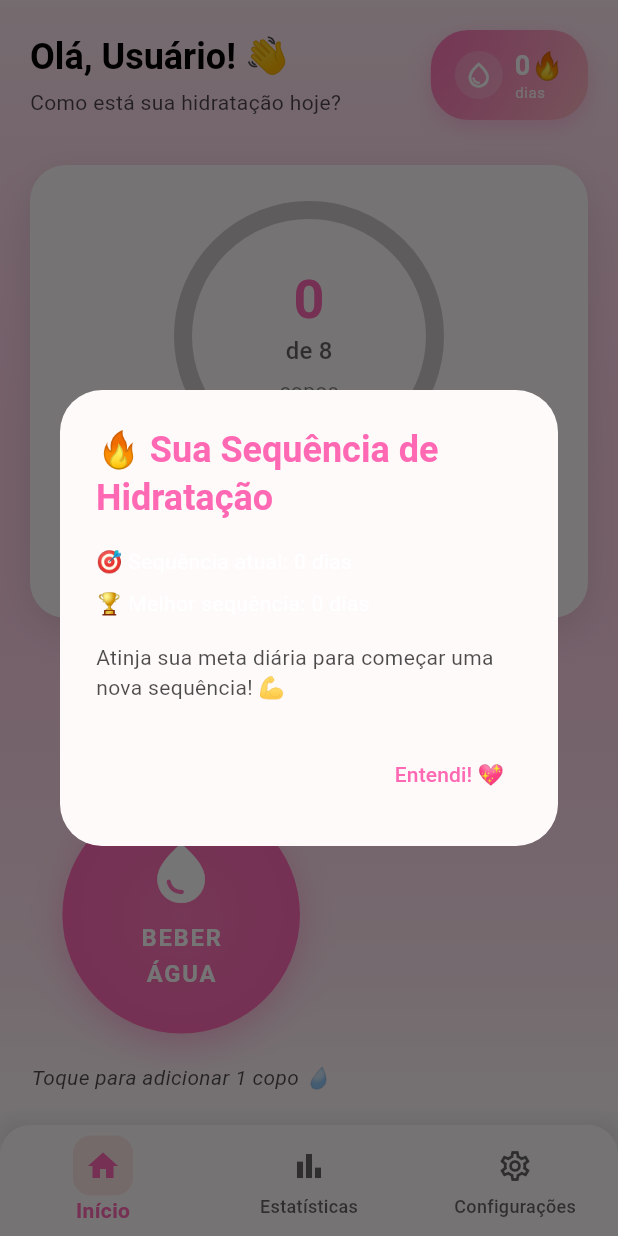
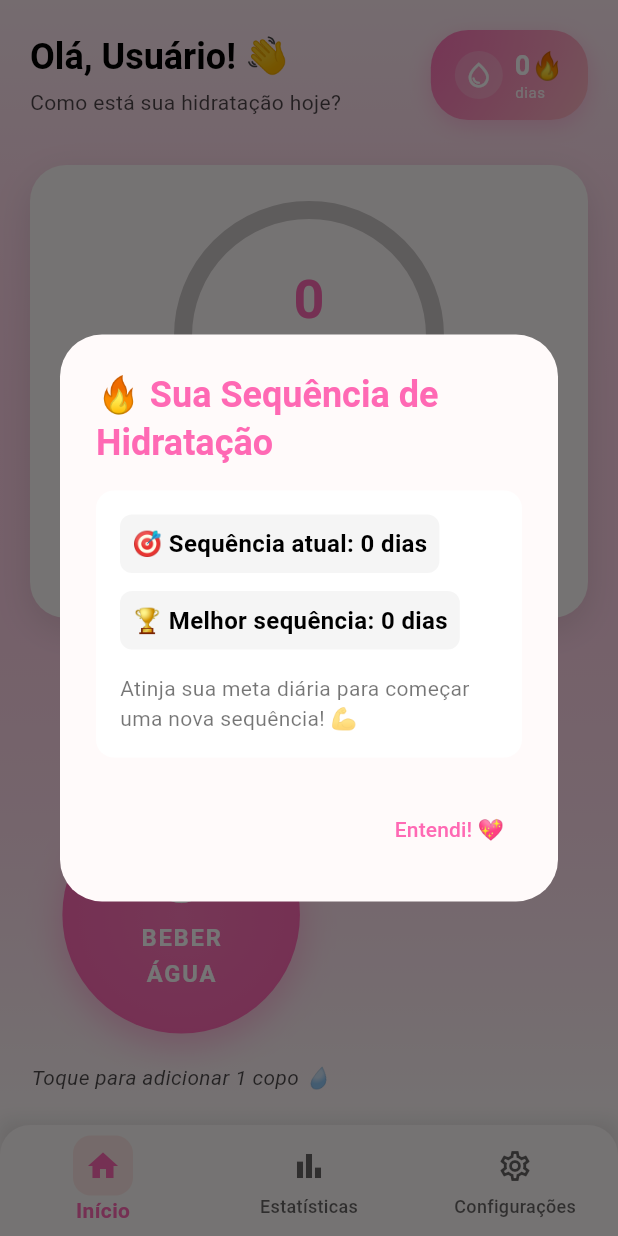
Before and after one commit to MrRafha/Hello-Kitty-Drink-Wather, a Flutter app: the screen it shows after launch, after a tap on an icon or button, on a phone screen of 412 x 824 dp. Run offline on Flutter 3.47's test engine with Material 3 defaults, Android fonts, the phone set to English and light mode, and no system bars; our stand-ins replace fl_chart, flutter_local_notifications, permission_handler, shared_preferences, timezone; accounts and stored records are empty; Roboto replaces fonts that are missing (Nunito).

Commit message:
🎀 Release v1.3.0: Sistema de Streak Aprimorado
🔥 Principais Melhorias:
✅ Sistema de streak com detecção automática de meia-noite
✅ Timer inteligente verificando mudança de dia a cada 10s
✅ Reset automático de copos no novo dia
✅ Notificações Hello Kitty com ícone personalizado
✅ Lógica robusta de consecutividade de dias
✅ Logs detalhados para diagnóstico
✅ Verificação na inicialização do app

🐛 Correções:
- Streak não atualizava na mudança de dia
- Contagem incorreta de dias consecutivos
- Widget de streak desaparecendo
- Ícone Flutter nas notificações

📱 APKs Gerados:
- HelloKitty_WaterReminder_v1.3.0_release.apk (53.1MB)
- HelloKitty_WaterReminder_v1.3.0_debug.apk (141.9MB)

💖 Sistema de hidratação Hello Kitty funcionando perfeitamente!

```diff
--- a/lib/screens/home_screen.dart
+++ b/lib/screens/home_screen.dart
@@ -72,14 +72,17 @@ class _HomeScreenState extends State<HomeScreen>
   }
 
   void _startPeriodicStreakCheck() {
-    // Verificar o streak a cada 30 segundos para detectar mudança de dia
-    Timer.periodic(const Duration(seconds: 30), (timer) {
+    // Verificar o streak a cada 10 segundos para detectar mudança de dia
+    Timer.periodic(const Duration(seconds: 10), (timer) {
       final now = DateTime.now();
       final today = DateTime(now.year, now.month, now.day);
 
-      // Se o dia mudou, verificar o streak do dia anterior
+      print('DEBUG TIMER: Verificando mudança de dia - Hoje: $today, Último check: $_lastCheckedDate');
+
+      // Se o dia mudou, verificar streak diário
       if (_lastCheckedDate != null && _lastCheckedDate!.isBefore(today)) {
-        _checkStreakForPreviousDay();
+        print('DEBUG TIMER: Dia mudou! Verificando streak...');
+        _checkStreakDaily();
       }
 
       _lastCheckedDate = today;
@@ -88,20 +91,44 @@ class _HomeScreenState extends State<HomeScreen>
     // Definir a data inicial
     final now = DateTime.now();
     _lastCheckedDate = DateTime(now.year, now.month, now.day);
+
+    // Verificar streak ao inicializar
+    _checkStreakDaily();
   }
 
-  Future<void> _checkStreakForPreviousDay() async {
+  Future<void> _checkStreakDaily() async {
     try {
-      // Verificar se o streak foi quebrado ontem
-      await _storageService.checkStreakAtEndOfDay(_currentGlasses, _dailyGoal);
+      print('DEBUG DAILY: Verificando streak diário...');
+
+      // Verificar e atualizar streak baseado na mudança de dia
+      await _storageService.checkAndUpdateStreakDaily();
 
       // Recarregar dados atualizados
       final updatedStreak = await _storageService.getHydrationStreak();
+
+      print('DEBUG DAILY: Streak atualizado - Atual: ${updatedStreak.currentStreak}, Recorde: ${updatedStreak.longestStreak}');
+
       setState(() {
         _hydrationStreak = updatedStreak;
+        // Resetar copos para novo dia se mudou de dia
+        final now = DateTime.now();
+        final today = DateTime(now.year, now.month, now.day);
+        if (_lastCheckedDate != null && _lastCheckedDate!.isBefore(today)) {
+          _currentGlasses = 0;
+          print('DEBUG DAILY: Novo dia detectado, resetando copos para 0');
+        }
       });
+
+      // Salvar dados atualizados
+      if (_userProfile != null) {
+        final updatedProfile = _userProfile!.copyWith(
+          hydrationStreak: updatedStreak,
+        );
+        await _storageService.saveUserProfile(updatedProfile);
+      }
+
     } catch (e) {
-      print('Erro ao verificar streak do dia anterior: $e');
+      print('Erro ao verificar streak diário: $e');
     }
   }
 
@@ -246,23 +273,59 @@ class _HomeScreenState extends State<HomeScreen>
             fontWeight: FontWeight.bold,
           ),
         ),
-        content: Column(
+        content: Container(
+          padding: const EdgeInsets.all(16),
+          decoration: BoxDecoration(
+            color: Colors.white,
+            borderRadius: BorderRadius.circular(12),
+          ),
+          child: Column(
             mainAxisSize: MainAxisSize.min,
             crossAxisAlignment: CrossAxisAlignment.start,
             children: [
-            Text('🎯 Sequência atual: ${_hydrationStreak.currentStreak} dias'),
-            const SizedBox(height: 8),
-            Text('🏆 Melhor sequência: ${_hydrationStreak.longestStreak} dias'),
+              Container(
+                padding: const EdgeInsets.all(8),
+                decoration: BoxDecoration(
+                  color: Colors.grey.shade100,
+                  borderRadius: BorderRadius.circular(8),
+                ),
+                child: Text(
+                  '🎯 Sequência atual: ${_hydrationStreak.currentStreak} dias',
+                  style: const TextStyle(
+                    color: Colors.black,
+                    fontWeight: FontWeight.bold,
+                    fontSize: 16,
+                  ),
+                ),
+              ),
+              const SizedBox(height: 12),
+              Container(
+                padding: const EdgeInsets.all(8),
+                decoration: BoxDecoration(
+                  color: Colors.grey.shade100,
+                  borderRadius: BorderRadius.circular(8),
+                ),
+                child: Text(
+                  '🏆 Melhor sequência: ${_hydrationStreak.longestStreak} dias',
+                  style: const TextStyle(
+                    color: Colors.black,
+                    fontWeight: FontWeight.bold,
+                    fontSize: 16,
+                  ),
+                ),
+              ),
               const SizedBox(height: 16),
               Text(
                 _hydrationStreak.currentStreak == 0
                   ? 'Atinja sua meta diária para começar uma nova sequência! 💪'
                   : 'Continue bebendo água todos os dias para manter sua sequência! 🎀',
-              style: TextStyle(
-                color: Theme.of(context).colorScheme.onSurface.withOpacity(0.7),
+                style: const TextStyle(
+                  color: Colors.black54,
+                  fontSize: 14,
                 ),
               ),
             ],
+          ),
         ),
         actions: [
           TextButton(
```
Also changed, not shown: lib/models/water_models.dart (+36 -5 lines), lib/services/storage_service.dart (+13 -3 lines), 4 other files. Lines whose indentation alone changed are shown as unchanged.
